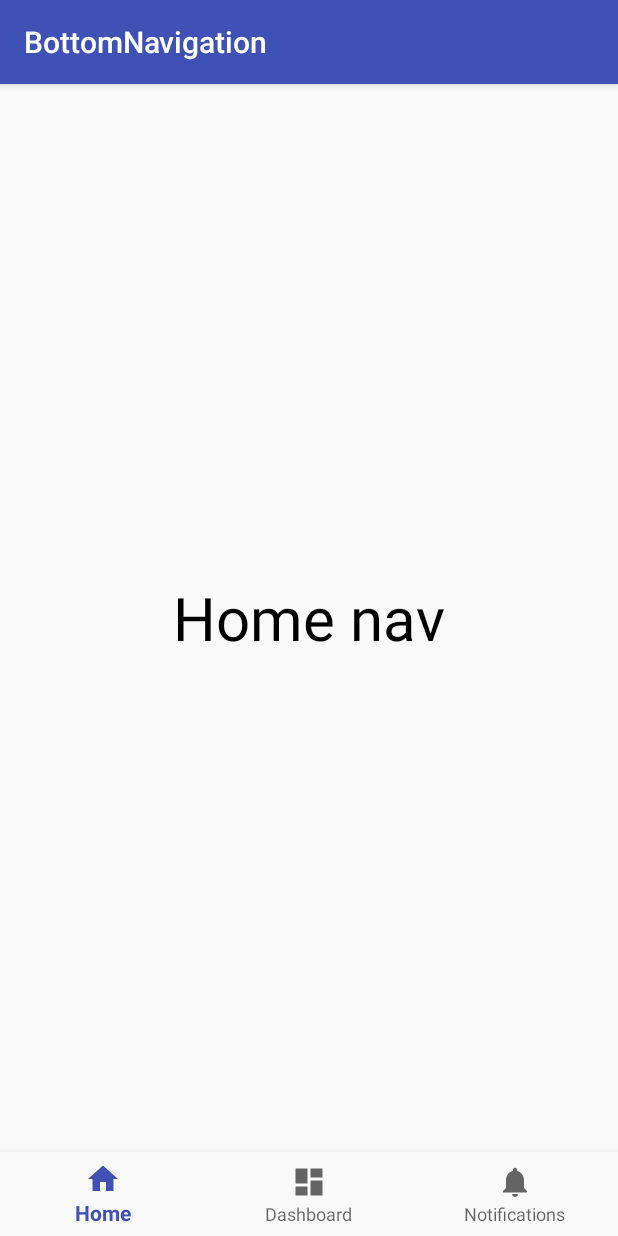
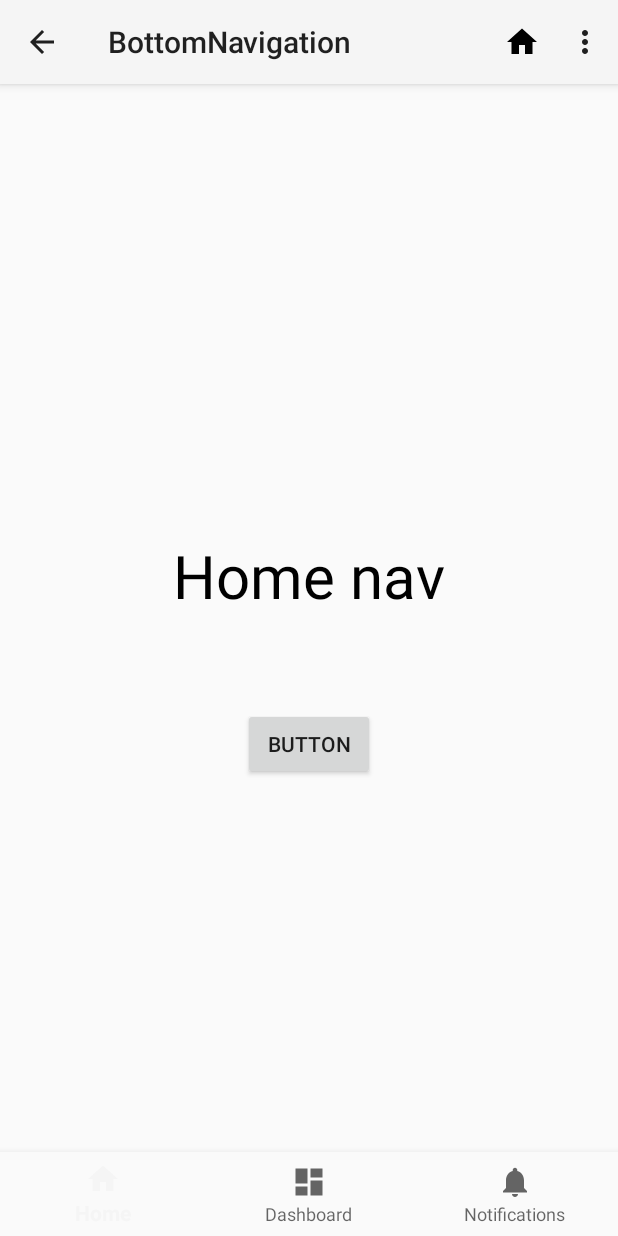
Before and after one commit to Ashishkvs/android_bottomnavigation, an Android app: the screen it shows after launch (MainActivity), on a phone screen of 412 x 824 dp. Run offline under Robolectric (Android 15) with nearby library versions, the phone set to English and light mode, and no system bars.

Commit message:
Added actionbar

```diff
--- a/app/src/main/AndroidManifest.xml
+++ b/app/src/main/AndroidManifest.xml
@@ -8,7 +8,7 @@
         android:label="@string/app_name"
         android:roundIcon="@mipmap/ic_launcher_round"
         android:supportsRtl="true"
-        android:theme="@style/AppTheme">
+        android:theme="@style/Theme.AppCompat.Light.NoActionBar">
         <activity
             android:name=".MainActivity"
             android:label="@string/app_name">
--- a/app/src/main/java/datazi/com/bottomnavigation/HomeFragment.java
+++ b/app/src/main/java/datazi/com/bottomnavigation/HomeFragment.java
@@ -3,10 +3,13 @@ package datazi.com.bottomnavigation;
 
 import android.os.Bundle;
 import android.support.v4.app.Fragment;
+import android.util.Log;
 import android.view.LayoutInflater;
 import android.view.View;
 import android.view.ViewGroup;
+import android.widget.Button;
 import android.widget.TextView;
+import android.widget.Toast;
 
 /**
  * A simple {@link Fragment} subclass.
@@ -22,7 +25,18 @@ public class HomeFragment extends Fragment {
     @Override
     public View onCreateView(LayoutInflater inflater, ViewGroup container,
                              Bundle savedInstanceState) {
-      return inflater.inflate(R.layout.fragment_home,null);
+      View view= inflater.inflate(R.layout.fragment_home,null);
+        Button button=view.findViewById(R.id.button);
+        button.setOnClickListener(new View.OnClickListener() {
+            @Override
+            public void onClick(View view) {
+                Toast.makeText(view.getContext(),"Hello there",Toast.LENGTH_SHORT).show();
+            }
+        });
+      return view;
+    }
+    public void showInfo(View view ){
+        Toast.makeText(view.getContext(),"Hi this is view",Toast.LENGTH_SHORT).show();
     }
 
 }
--- a/app/src/main/java/datazi/com/bottomnavigation/MainActivity.java
+++ b/app/src/main/java/datazi/com/bottomnavigation/MainActivity.java
@@ -4,9 +4,15 @@ import android.os.Bundle;
 import android.support.annotation.NonNull;
 import android.support.design.widget.BottomNavigationView;
 import android.support.v4.app.Fragment;
+import android.support.v7.app.ActionBar;
 import android.support.v7.app.AppCompatActivity;
+import android.support.v7.widget.Toolbar;
+import android.view.Menu;
+import android.view.MenuInflater;
 import android.view.MenuItem;
+import android.view.View;
 import android.widget.TextView;
+import android.widget.Toast;
 
 public class MainActivity extends AppCompatActivity implements BottomNavigationView.OnNavigationItemSelectedListener{
 
@@ -14,6 +20,19 @@ public class MainActivity extends AppCompatActivity implements BottomNavigationV
     protected void onCreate(Bundle savedInstanceState) {
         super.onCreate(savedInstanceState);
         setContentView(R.layout.activity_main);
+
+        //App bar Toolbar
+         Toolbar myToolbar = (Toolbar) findViewById(R.id.my_toolbar);
+         setSupportActionBar(myToolbar);
+
+         // Get a support ActionBar corresponding to this toolbar
+         ActionBar ab = getSupportActionBar();
+
+         // Enable the Up button
+         ab.setDisplayHomeAsUpEnabled(true);
+
+
+
 
         BottomNavigationView navigation = (BottomNavigationView) findViewById(R.id.navigation);
         navigation.setOnNavigationItemSelectedListener(this);
@@ -53,4 +72,34 @@ public class MainActivity extends AppCompatActivity implements BottomNavigationV
         }
         return loadFragment(fragment);
     }
+
+    //set menu item visible to action bar
+    @Override
+    public boolean onCreateOptionsMenu(Menu menu) {
+
+        MenuInflater menuInflater=getMenuInflater();
+        menuInflater.inflate(R.menu.main_menu,menu);
+        return super.onCreateOptionsMenu(menu);
+    }
+    //App bar menu selected
+
+    @Override
+    public boolean onOptionsItemSelected(MenuItem item) {
+        switch (item.getItemId()) {
+            case R.id.action_settings:
+                // User chose the "Settings" item, show the app settings UI...
+                return true;
+
+            case R.id.action_favorite:
+                // User chose the "Favorite" action, mark the current item
+                // as a favorite...
+                return true;
+
+            default:
+                // If we got here, the user's action was not recognized.
+                // Invoke the superclass to handle it.
+                return super.onOptionsItemSelected(item);
+
+        }
+    }
 }
--- a/app/src/main/res/layout/activity_main.xml
+++ b/app/src/main/res/layout/activity_main.xml
@@ -6,6 +6,15 @@
     android:layout_width="match_parent"
     android:layout_height="match_parent"
     tools:context="datazi.com.bottomnavigation.MainActivity">
+
+    <android.support.v7.widget.Toolbar
+        android:id="@+id/my_toolbar"
+        android:layout_width="match_parent"
+        android:layout_height="?attr/actionBarSize"
+        android:background="?attr/colorPrimary"
+        android:elevation="4dp"
+        android:theme="@style/ThemeOverlay.AppCompat.ActionBar"
+        app:popupTheme="@style/ThemeOverlay.AppCompat.Light"/>
 
     <FrameLayout
         android:id="@+id/fragment_container"
--- a/app/src/main/res/layout/fragment_home.xml
+++ b/app/src/main/res/layout/fragment_home.xml
@@ -9,5 +9,15 @@
         android:textAppearance="@color/colorPrimaryDark"
         android:textSize="40sp"
         android:text="Home nav"
-        />
+        android:id="@+id/textView" />
+
+    <Button
+        android:id="@+id/button"
+        android:layout_width="wrap_content"
+        android:layout_height="wrap_content"
+        android:layout_below="@+id/textView"
+        android:layout_centerHorizontal="true"
+        android:layout_marginTop="61dp"
+        android:onClick="showInfo"
+        android:text="Button" />
 </RelativeLayout>
--- /dev/null
+++ b/app/src/main/res/menu/main_menu.xml
@@ -0,0 +1,16 @@
+<menu xmlns:android="http://schemas.android.com/apk/res/android"
+    xmlns:app="http://schemas.android.com/apk/res-auto">
+
+    <!-- "Mark Favorite", should appear as action button if possible -->
+    <item
+        android:id="@+id/action_favorite"
+        android:icon="@drawable/ic_home_black_24dp"
+        android:title="@string/action_favorite"
+        app:showAsAction="ifRoom"/>
+
+    <!-- Settings, should always be in the overflow -->
+    <item android:id="@+id/action_settings"
+        android:title="@string/action_settings"
+        app:showAsAction="never"/>
+
+</menu>
--- a/app/src/main/res/values/strings.xml
+++ b/app/src/main/res/values/strings.xml
@@ -6,4 +6,6 @@
 
     <!-- TODO: Remove or change this placeholder text -->
     <string name="hello_blank_fragment">Hello blank fragment</string>
+    <string name="action_favorite">Favourite</string>
+    <string name="action_settings">Setting</string>
 </resources>
```
